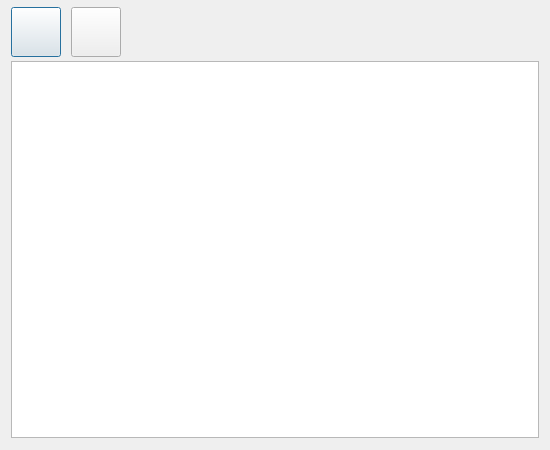
This is Dialog_Video.ui in CactusTribe/PyRobot as Qt 5 draws it before an edit. The edited form follows.
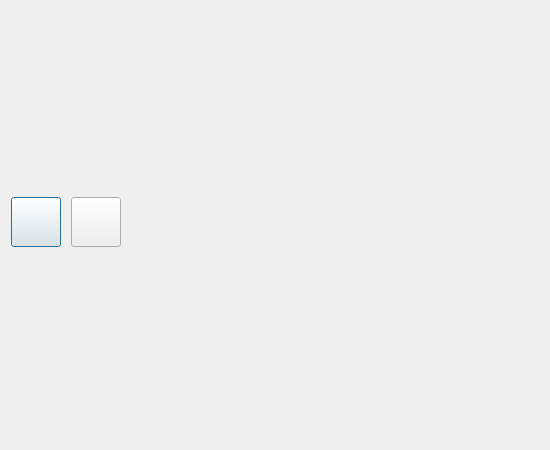
This is the edited form. Icons and pictures are not drawn.

Diff of the .ui file:
```diff
--- a/Dialog_Video.ui
+++ b/Dialog_Video.ui
@@ -131,16 +131,6 @@
      </item>
     </layout>
    </item>
-   <item row="1" column="0">
-    <widget class="QGraphicsView" name="graphicsView">
-     <property name="minimumSize">
-      <size>
-       <width>0</width>
-       <height>370</height>
-      </size>
-     </property>
-    </widget>
-   </item>
   </layout>
  </widget>
  <resources>
```
